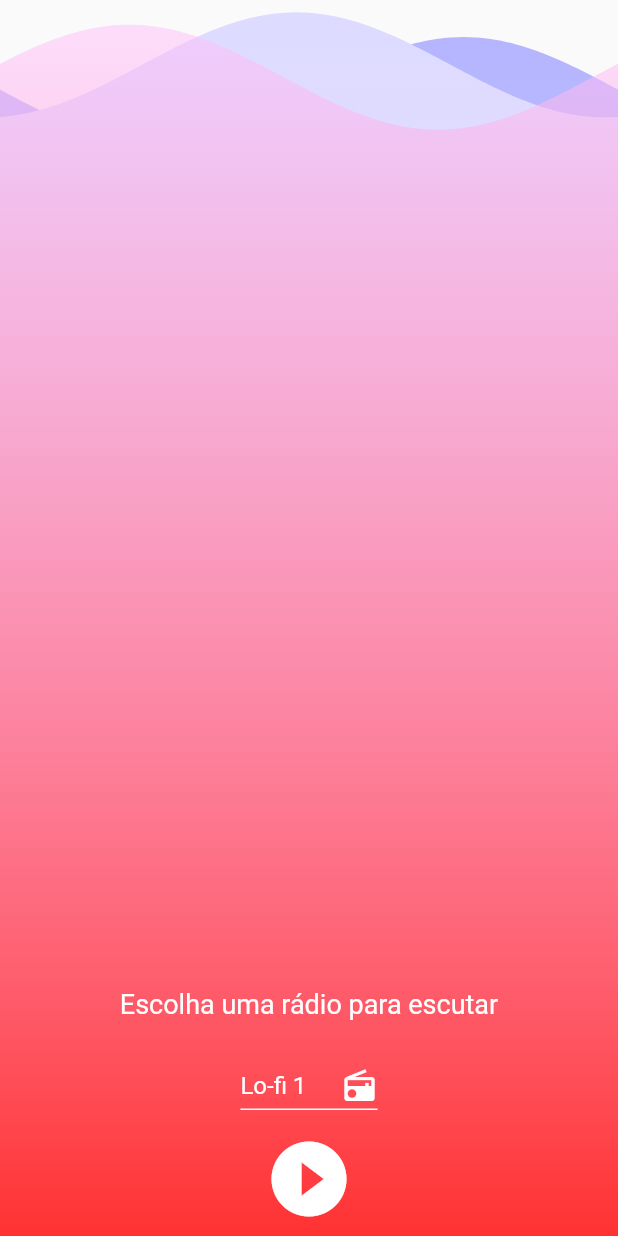
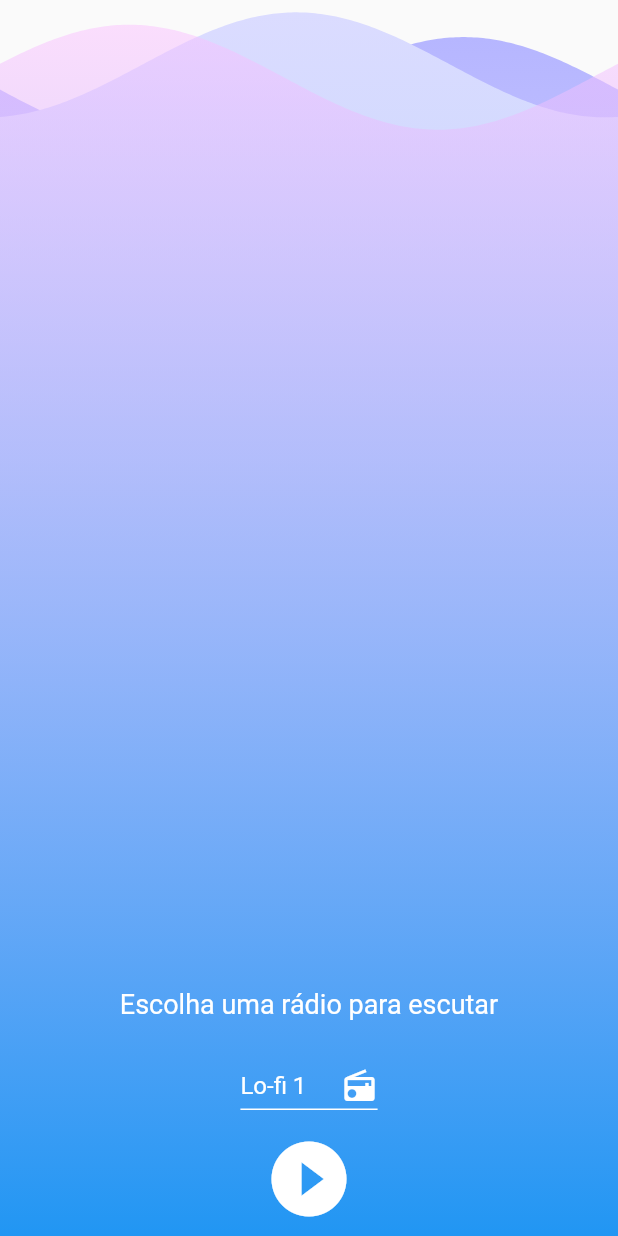
Before and after one commit to Lvght/UFSCarPlanner, a Flutter app: the RadioPage screen opened directly, on a phone screen of 412 x 824 dp. Run offline on Flutter 3.47's test engine with Material 2 defaults, Android fonts, the phone set to English and light mode, and no system bars; drawn by our look-alikes of wave; our stand-ins replace connectivity, gradient_app_bar, hive, hive_flutter, webview_flutter; missing offline and left inert: flame, flutter_radio; accounts and stored records are empty; generated files the repository leaves out were written again; statements that could not run were skipped.

```diff
--- a/lib/components/wave_background.dart
+++ b/lib/components/wave_background.dart
@@ -3,21 +3,26 @@ import 'package:wave/wave.dart';
 import 'package:wave/config.dart';
 
 class Background extends StatelessWidget {
+
+  Background(this._theme);
+  final ThemeData _theme;
+
+
   @override
   Widget build(BuildContext context) {
     return WaveWidget(
       config: CustomConfig(
         gradients: [
           [
-            Color.fromRGBO(220, 220, 255, 1),
+            Color.fromRGBO(220, 220, 255, 0.6),
             Color.fromRGBO(180, 180, 255, 1),
           ],
           [
-            Color.fromRGBO(255, 210, 255, 1),
+            _theme.backgroundColor,
             Color.fromRGBO(220, 220, 255, 1),
           ],
           [
-            Color.fromRGBO(255, 50, 50, 1),
+            _theme.accentColor,
             Color.fromRGBO(255, 195, 255, .5),
           ],
         ],
--- a/lib/ui/radio_page.dart
+++ b/lib/ui/radio_page.dart
@@ -57,7 +57,7 @@ class _RadioPageState extends State<RadioPage> {
     return Scaffold(
       body: Stack(
         children: <Widget>[
-          Background(),
+          Background(Theme.of(context)),
           Container(
             width: MediaQuery.of(context).size.width,
             height: MediaQuery.of(context).size.height,
```
